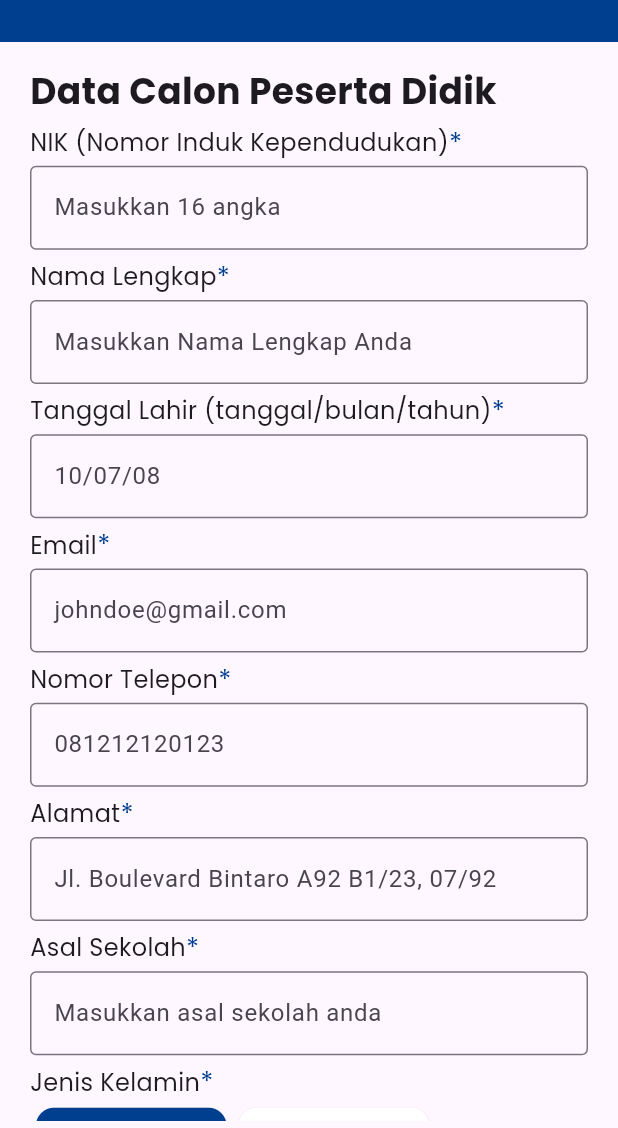
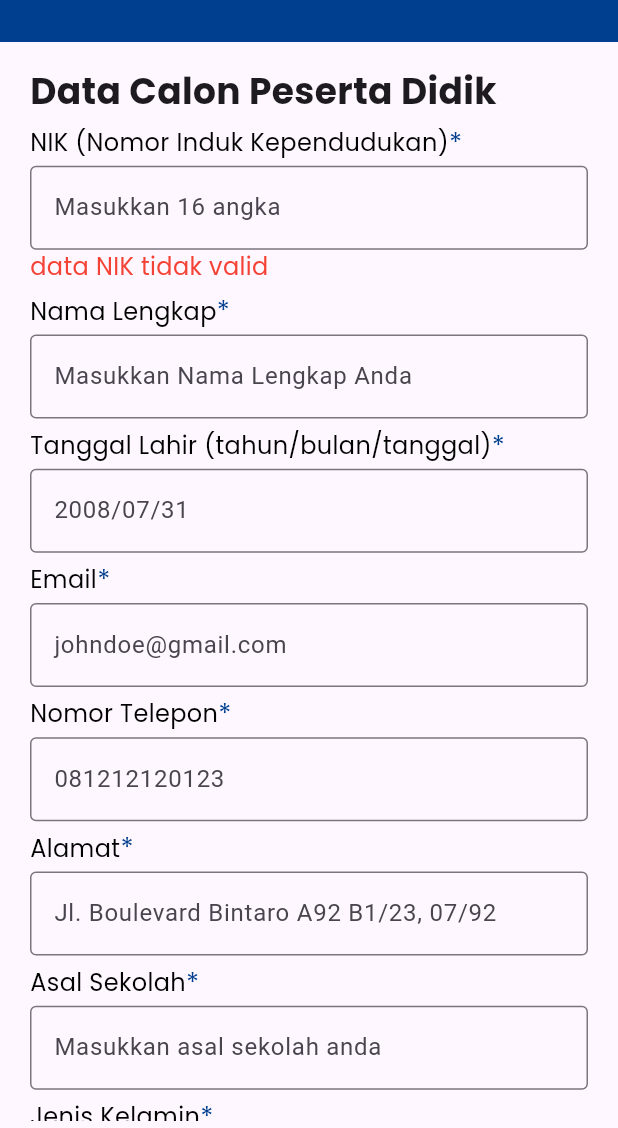
Before and after one commit to RizkySugiharto/Pendaftaran-Siswa-SMK-TIN, a Flutter app: the FormPendaftaran screen opened directly, on a phone screen of 412 x 824 dp, the part 108-1236 px from its top. Run offline on Flutter 3.47's test engine with Material 3 defaults, Android fonts, the phone set to English and light mode, and no system bars.

Commit message:
remove th parent_type (ibu,ayah,paman,bibi,dll) and adding some error message but not 100%

```diff
--- a/lib/_pages/form.dart
+++ b/lib/_pages/form.dart
@@ -13,7 +13,10 @@ class FormPendaftaran extends StatefulWidget {
 
 class _FormPendaftaranState extends State<FormPendaftaran> {
   HashMap<String, String> dataSiswa = HashMap();
-
+  HashMap<String, String> erorrMessage = HashMap.from({
+    "message": "data NIK tidak valid",
+    "name": "nik",
+  });
   String gender = "L";
   String guard = "A";
   var selectedMajor = [];
@@ -77,9 +80,9 @@ class _FormPendaftaranState extends State<FormPendaftaran> {
               ),
               _textField(
                 context,
-                "Tanggal Lahir (tanggal/bulan/tahun)",
-                "10/07/08",
-                "date_of_birth",
+                "Tanggal Lahir (tahun/bulan/tanggal)",
+                "2008/07/31",
+                "date_birth",
               ),
               _textField(context, "Email", "johndoe@gmail.com", "email"),
               _textField(context, "Nomor Telepon", "081212120123", "no_telp"),
@@ -98,46 +101,25 @@ class _FormPendaftaranState extends State<FormPendaftaran> {
               _genderGroup(context),
               _majorGroupButton(context),
               SizedBox(height: 10.0),
-              SizedBox(
-                width: MediaQuery.of(context).size.width - 40.0,
-                child: _labelText("Data Wali Murid", false),
-              ),
-              SizedBox(
-                width: MediaQuery.of(context).size.width - 40,
-                child: Row(
-                  children: [
-                    _guardButton("A"), // A = ayah
-                    _guardButton("B"), // B = Ibu,
-                    _guardButton("C"), // C = Other
-                  ],
-                ),
-              ),
-              guard == "C"
-                  ? _textField(
-                    context,
-                    "Siapa Yang Akan Menjadi Walimu?",
-                    "Paman/Bibi/Kakek/Nenek/Kakak",
-                    "guard_type",
-                  )
-                  : SizedBox(),
+              _dataWaliMurid(context, false),
               _textField(
                 context,
                 "Nama",
                 "Masukkan Nama Wali Murid",
-                "guard_name",
+                "parent_name",
               ),
               _textField(
                 context,
                 "Email",
                 "Masukkan alamat email",
-                "guard_email",
+                "parent_email",
                 false,
               ),
               _textField(
                 context,
                 "Nomor Telepon",
                 "Masukkan nomor telepon yang dapat dihubungi",
-                "guard_no_telp",
+                "parent_no_telp",
               ),
               SizedBox(
                 width: MediaQuery.of(context).size.width - 40.0,
@@ -151,6 +133,49 @@ class _FormPendaftaranState extends State<FormPendaftaran> {
             ],
           ),
         ),
+      ),
+    );
+  }
+
+  SizedBox _dataWaliMurid(BuildContext context, bool load) {
+    return SizedBox(
+      width: MediaQuery.of(context).size.width - 40.0,
+      child: Column(
+        children: [
+          Row(
+            mainAxisAlignment: MainAxisAlignment.start,
+            children: [
+              Text(
+                "Data Wali Siswa",
+                style: TextStyle(
+                  fontFamily: "Poppins",
+                  fontSize: 18.0,
+                  fontWeight: FontWeight.bold,
+                ),
+              ),
+            ],
+          ),
+          load
+              ? SizedBox(
+                width: MediaQuery.of(context).size.width - 40,
+                child: Row(
+                  children: [
+                    _guardButton("A"), // A = ayah
+                    _guardButton("B"), // B = Ibu,
+                    _guardButton("C"), // C = Other
+                  ],
+                ),
+              )
+              : SizedBox(),
+          guard == "C"
+              ? _textField(
+                context,
+                "Siapa Yang Akan Menjadi Walimu?",
+                "Paman/Bibi/Kakek/Nenek/Kakak",
+                "parent_type",
+              )
+              : SizedBox(),
+        ],
       ),
     );
   }
@@ -320,24 +345,44 @@ class _FormPendaftaranState extends State<FormPendaftaran> {
             onChanged: (String value) => dataSiswa[keyName] = value,
           ),
         ),
+        erorrMessage["name"] == keyName
+            ? SizedBox(
+              width: MediaQuery.of(context).size.width - 40.0,
+              child: _labelText(
+                erorrMessage["message"]!,
+                false,
+                16.0,
+                Colors.red,
+              ),
+            )
+            : SizedBox(),
       ],
     );
   }
 
-  Row _labelText(String labelText, [bool? isMustFill = true]) {
+  Row _labelText(
+    String labelText, [
+    bool? isMustFill = true,
+    double? fontSize = 18.0,
+    Color? textColor,
+  ]) {
     return Row(
       children: [
         Text(
           labelText,
-          style: TextStyle(fontFamily: "Poppins", fontSize: 16.0),
+          style: TextStyle(
+            fontFamily: "Poppins",
+            fontSize: 16.0,
+            color: textColor ?? Colors.black,
+          ),
         ),
         isMustFill != null && isMustFill
             ? Text(
               "*",
               style: TextStyle(
                 fontFamily: "Poppins",
-                fontSize: 18.0,
-                color: Color(0xFF003F8F),
+                fontSize: fontSize,
+                color: textColor ?? Color(0xFF003F8F),
               ),
             )
             : Text(''),
```
